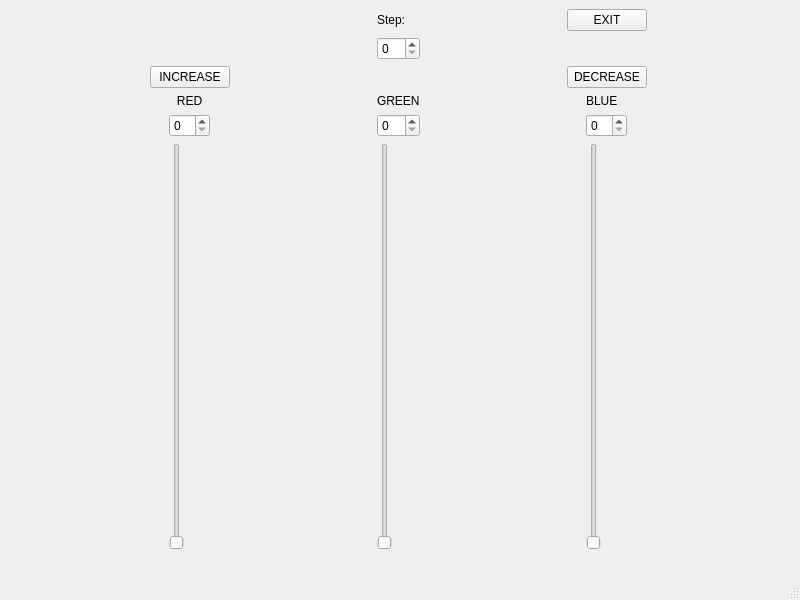
Before: the Qt Designer form task_2/DesignedApp/mainwindow.ui in helibom/linUM1-lab8, drawn with Qt 5.
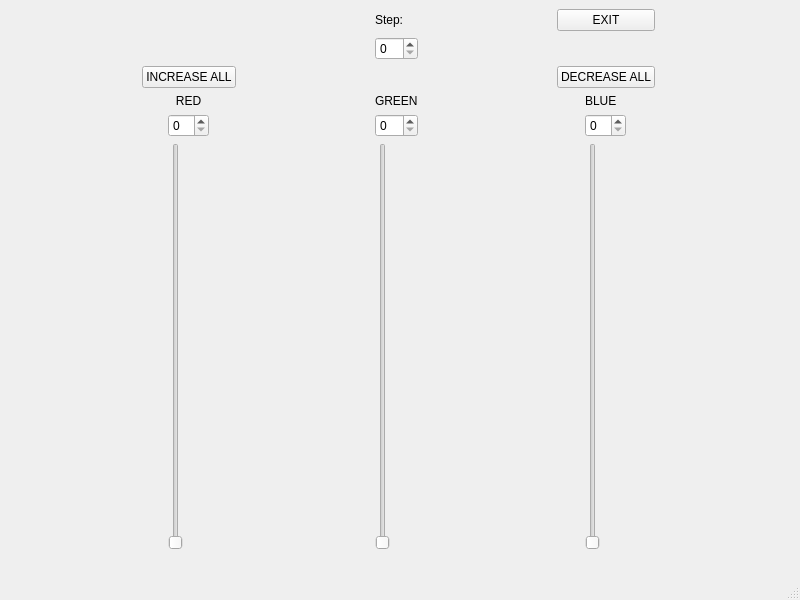
After: the same form once the commit is applied.

The edit to the form file:
```diff
--- a/task_2/DesignedApp/mainwindow.ui
+++ b/task_2/DesignedApp/mainwindow.ui
@@ -72,7 +72,7 @@
     <item row="3" column="0">
      <widget class="QPushButton" name="pushButtonIncrease">
       <property name="text">
-       <string>INCREASE</string>
+       <string>INCREASE ALL</string>
       </property>
      </widget>
     </item>
@@ -89,7 +89,7 @@
     <item row="3" column="2">
      <widget class="QPushButton" name="pushButtonDecrease">
       <property name="text">
-       <string>DECREASE</string>
+       <string>DECREASE ALL</string>
       </property>
      </widget>
     </item>
```
Left out of the diff: 99 changed lines with no effect on the pictures.
